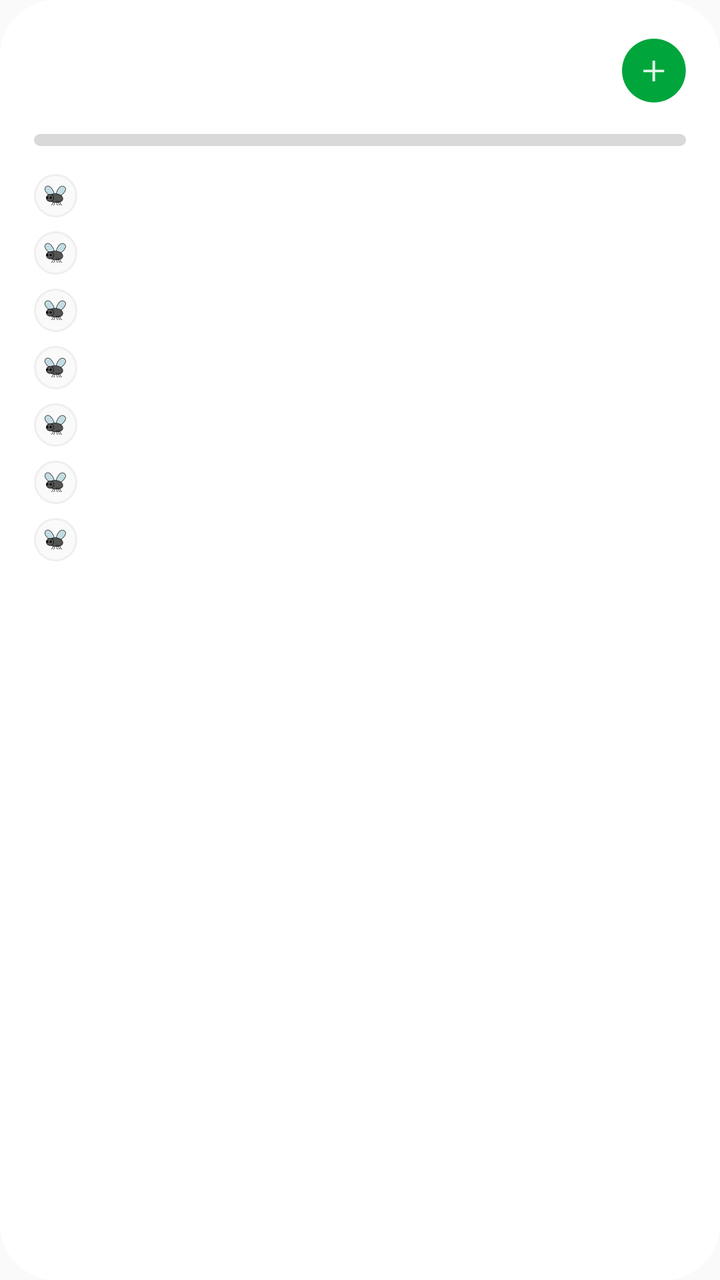
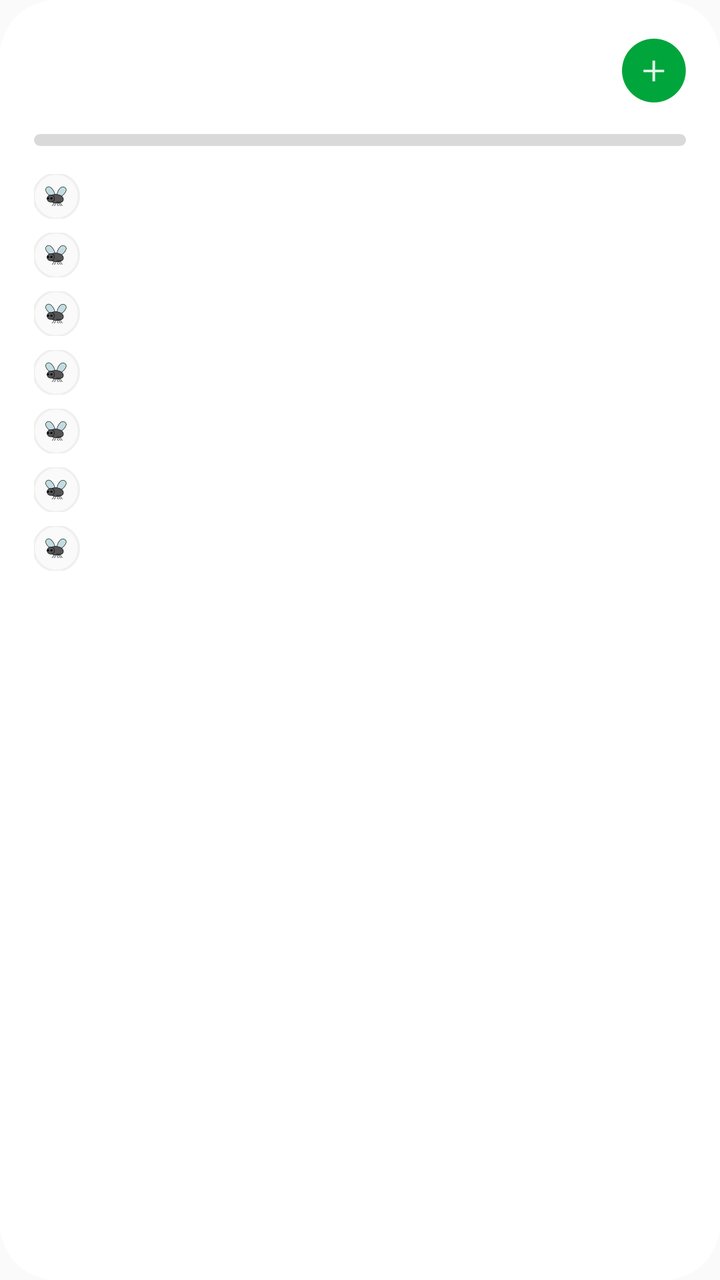

The first picture is an Android layout as it rendered before a commit; the second is the same layout after the commit. The layout source and the unified diff follow.
<!-- AndroidManifest.xml: application theme AppTheme -->
<!-- res/layout/frog_widget_large.xml -->
<?xml version="1.0" encoding="utf-8"?>
<FrameLayout xmlns:android="http://schemas.android.com/apk/res/android"
    android:id="@+id/widget_root"
    android:layout_width="match_parent"
    android:layout_height="match_parent">

    <View
        android:id="@android:id/background"
        android:layout_width="match_parent"
        android:layout_height="match_parent"
        android:background="@drawable/widget_bg" />

    <ImageView
        android:id="@+id/widget_art"
        android:layout_width="169dp"
        android:layout_height="122dp"
        android:layout_gravity="bottom|end"
        android:adjustViewBounds="true"
        android:importantForAccessibility="no"
        android:scaleType="fitCenter" />

    <LinearLayout
        android:layout_width="match_parent"
        android:layout_height="match_parent"
        android:orientation="vertical"
        android:paddingLeft="17dp"
        android:paddingRight="17dp"
        android:paddingTop="18dp"
        android:paddingBottom="18dp">

        <LinearLayout
            android:layout_width="match_parent"
            android:layout_height="wrap_content"
            android:gravity="center_vertical"
            android:orientation="horizontal">

            <TextView
                android:id="@+id/widget_count"
                android:layout_width="0dp"
                android:layout_height="wrap_content"
                android:layout_weight="1"
                android:ellipsize="end"
                android:includeFontPadding="false"
                android:maxLines="1"
                android:textColor="@color/widget_heading"
                android:textSize="30sp"
                android:textStyle="bold" />

            <ImageView
                android:id="@+id/widget_add"
                android:layout_width="31.9dp"
                android:layout_height="31.9dp"
                android:contentDescription="@string/widget_add"
                android:src="@drawable/widget_plus" />
        </LinearLayout>

        <LinearLayout
            android:layout_width="match_parent"
            android:layout_height="wrap_content"
            android:layout_marginTop="14dp"
            android:orientation="vertical">

            <ProgressBar
                android:id="@+id/widget_progress"
                style="?android:attr/progressBarStyleHorizontal"
                android:layout_width="match_parent"
                android:layout_height="6dp"
                android:max="100"
                android:progressDrawable="@drawable/widget_progress" />
        </LinearLayout>

        <LinearLayout
            android:layout_width="match_parent"
            android:layout_height="0dp"
            android:layout_marginTop="14dp"
            android:layout_weight="1"
            android:orientation="vertical">

            <TextView
                android:id="@+id/widget_empty"
                android:layout_width="match_parent"
                android:layout_height="wrap_content"
                android:layout_marginTop="4dp"
                android:text="@string/widget_empty"
                android:textColor="@color/widget_text_muted"
                android:textSize="13sp"
                android:visibility="gone" />
        <LinearLayout
            android:id="@+id/widget_row_0"
            android:layout_width="match_parent"
            android:layout_height="wrap_content"
            android:gravity="center_vertical"
            android:orientation="horizontal">

            <ImageView
                android:id="@+id/widget_check_0"
                android:layout_width="21.5dp"
                android:layout_height="21.5dp"
                android:layout_marginEnd="10dp"
                android:importantForAccessibility="no"
                android:src="@drawable/widget_check_off" />

            <TextView
                android:id="@+id/widget_text_0"
                android:layout_width="match_parent"
                android:layout_height="wrap_content"
                android:ellipsize="end"
                android:maxLines="1"
                android:textColor="@color/widget_text"
                android:textSize="13sp" />
        </LinearLayout>
        <LinearLayout
            android:id="@+id/widget_row_1"
            android:layout_width="match_parent"
            android:layout_height="wrap_content"
            android:layout_marginTop="7dp"
            android:gravity="center_vertical"
            android:orientation="horizontal">

            <ImageView
                android:id="@+id/widget_check_1"
                android:layout_width="21.5dp"
                android:layout_height="21.5dp"
                android:layout_marginEnd="10dp"
                android:importantForAccessibility="no"
                android:src="@drawable/widget_check_off" />

            <TextView
                android:id="@+id/widget_text_1"
                android:layout_width="match_parent"
                android:layout_height="wrap_content"
                android:ellipsize="end"
                android:maxLines="1"
                android:textColor="@color/widget_text"
                android:textSize="13sp" />
        </LinearLayout>
        <LinearLayout
            android:id="@+id/widget_row_2"
            android:layout_width="match_parent"
            android:layout_height="wrap_content"
            android:layout_marginTop="7dp"
            android:gravity="center_vertical"
            android:orientation="horizontal">

            <ImageView
                android:id="@+id/widget_check_2"
                android:layout_width="21.5dp"
                android:layout_height="21.5dp"
                android:layout_marginEnd="10dp"
                android:importantForAccessibility="no"
                android:src="@drawable/widget_check_off" />

            <TextView
                android:id="@+id/widget_text_2"
                android:layout_width="match_parent"
                android:layout_height="wrap_content"
                android:ellipsize="end"
                android:maxLines="1"
                android:textColor="@color/widget_text"
                android:textSize="13sp" />
        </LinearLayout>
        <LinearLayout
            android:id="@+id/widget_row_3"
            android:layout_width="match_parent"
            android:layout_height="wrap_content"
            android:layout_marginTop="7dp"
            android:gravity="center_vertical"
            android:orientation="horizontal">

            <ImageView
                android:id="@+id/widget_check_3"
                android:layout_width="21.5dp"
                android:layout_height="21.5dp"
                android:layout_marginEnd="10dp"
                android:importantForAccessibility="no"
                android:src="@drawable/widget_check_off" />

            <TextView
                android:id="@+id/widget_text_3"
                android:layout_width="match_parent"
                android:layout_height="wrap_content"
                android:ellipsize="end"
                android:maxLines="1"
                android:textColor="@color/widget_text"
                android:textSize="13sp" />
        </LinearLayout>
        <LinearLayout
            android:id="@+id/widget_row_4"
            android:layout_width="match_parent"
            android:layout_height="wrap_content"
            android:layout_marginTop="7dp"
            android:gravity="center_vertical"
            android:orientation="horizontal">

            <ImageView
                android:id="@+id/widget_check_4"
                android:layout_width="21.5dp"
                android:layout_height="21.5dp"
                android:layout_marginEnd="10dp"
                android:importantForAccessibility="no"
                android:src="@drawable/widget_check_off" />

            <TextView
                android:id="@+id/widget_text_4"
                android:layout_width="match_parent"
                android:layout_height="wrap_content"
                android:ellipsize="end"
                android:maxLines="1"
                android:textColor="@color/widget_text"
                android:textSize="13sp" />
        </LinearLayout>
        <LinearLayout
            android:id="@+id/widget_row_5"
            android:layout_width="match_parent"
            android:layout_height="wrap_content"
            android:layout_marginTop="7dp"
            android:gravity="center_vertical"
            android:orientation="horizontal">

            <ImageView
                android:id="@+id/widget_check_5"
                android:layout_width="21.5dp"
                android:layout_height="21.5dp"
                android:layout_marginEnd="10dp"
                android:importantForAccessibility="no"
                android:src="@drawable/widget_check_off" />

            <TextView
                android:id="@+id/widget_text_5"
                android:layout_width="match_parent"
                android:layout_height="wrap_content"
                android:ellipsize="end"
                android:maxLines="1"
                android:textColor="@color/widget_text"
                android:textSize="13sp" />
        </LinearLayout>
        <LinearLayout
            android:id="@+id/widget_row_6"
            android:layout_width="match_parent"
            android:layout_height="wrap_content"
            android:layout_marginTop="7dp"
            android:gravity="center_vertical"
            android:orientation="horizontal">

            <ImageView
                android:id="@+id/widget_check_6"
                android:layout_width="21.5dp"
                android:layout_height="21.5dp"
                android:layout_marginEnd="10dp"
                android:importantForAccessibility="no"
                android:src="@drawable/widget_check_off" />

            <TextView
                android:id="@+id/widget_text_6"
                android:layout_width="match_parent"
                android:layout_height="wrap_content"
                android:ellipsize="end"
                android:maxLines="1"
                android:textColor="@color/widget_text"
                android:textSize="13sp" />
        </LinearLayout>
        </LinearLayout>

        <LinearLayout
            android:layout_width="wrap_content"
            android:layout_height="wrap_content"
            android:layout_marginTop="14dp"
            android:orientation="vertical">

            <TextView
                android:id="@+id/widget_word_term"
                android:layout_width="wrap_content"
                android:layout_height="wrap_content"
                android:includeFontPadding="false"
                android:maxLines="1"
                android:textColor="@color/widget_heading"
                android:textSize="13sp"
                android:textStyle="bold" />

            <TextView
                android:id="@+id/widget_word_meaning"
                android:layout_width="wrap_content"
                android:layout_height="wrap_content"
                android:includeFontPadding="false"
                android:maxLines="1"
                android:textColor="@color/widget_heading"
                android:textSize="10sp" />
        </LinearLayout>
    </LinearLayout>
</FrameLayout>
<!-- resources referenced by this layout -->
<resources>
  <color name="widget_heading">#000000</color>
  <color name="widget_text">#0A0A0A</color>
  <color name="widget_text_muted">#7A7A7A</color>
  <!-- drawable widget_bg (drawable) -->
  <?xml version="1.0" encoding="utf-8"?>
  <shape xmlns:android="http://schemas.android.com/apk/res/android"
      android:shape="rectangle">
      <solid android:color="@color/widget_card" />
      <corners android:radius="@dimen/widget_corner_radius" />
  </shape>
  <!-- drawable widget_check_off: png bitmap (drawable-hdpi, 1204 bytes) -->
  <!-- drawable widget_plus: png bitmap (drawable-hdpi, 914 bytes) -->
  <!-- drawable widget_progress (drawable) -->
  <?xml version="1.0" encoding="utf-8"?>
  <layer-list xmlns:android="http://schemas.android.com/apk/res/android">
      <item android:id="@android:id/background">
          <shape android:shape="rectangle">
              <solid android:color="@color/widget_track" />
              <corners android:radius="3dp" />
          </shape>
      </item>
      <item android:id="@android:id/progress">
          <clip>
              <shape android:shape="rectangle">
                  <solid android:color="@color/widget_fill" />
                  <corners android:radius="3dp" />
              </shape>
          </clip>
      </item>
  </layer-list>
  <string name="widget_add">Add a task</string>
  <string name="widget_empty">Nothing yet. Feed the frog a task.</string>
  <style name="AppTheme" parent="Theme.AppCompat.Light.DarkActionBar">
          
          <item name="colorPrimary">@color/colorPrimary</item>
          <item name="colorPrimaryDark">@color/colorPrimaryDark</item>
          <item name="colorAccent">@color/colorAccent</item>
      </style>
  <color name="widget_card">#FFFFFF</color>
  <dimen name="widget_corner_radius">16dp</dimen>
  <color name="widget_track">#D9D9D9</color>
  <color name="widget_fill">#96D367</color>
</resources>

<!-- the commit's change to res/layout/frog_widget_large.xml (unified diff, before → after) -->
@@ -94,9 +94,12 @@
 
             <ImageView
                 android:id="@+id/widget_check_0"
-                android:layout_width="21.5dp"
-                android:layout_height="21.5dp"
-                android:layout_marginEnd="10dp"
+                android:layout_width="23.74dp"
+                android:layout_height="23.74dp"
+                android:layout_marginStart="-1.12dp"
+                android:layout_marginTop="-1.12dp"
+                android:layout_marginEnd="8.88dp"
+                android:layout_marginBottom="-1.12dp"
                 android:importantForAccessibility="no"
                 android:src="@drawable/widget_check_off" />
 
@@ -119,9 +122,12 @@
 
             <ImageView
                 android:id="@+id/widget_check_1"
-                android:layout_width="21.5dp"
-                android:layout_height="21.5dp"
-                android:layout_marginEnd="10dp"
+                android:layout_width="23.74dp"
+                android:layout_height="23.74dp"
+                android:layout_marginStart="-1.12dp"
+                android:layout_marginTop="-1.12dp"
+                android:layout_marginEnd="8.88dp"
+                android:layout_marginBottom="-1.12dp"
                 android:importantForAccessibility="no"
                 android:src="@drawable/widget_check_off" />
 
@@ -144,9 +150,12 @@
 
             <ImageView
                 android:id="@+id/widget_check_2"
-                android:layout_width="21.5dp"
-                android:layout_height="21.5dp"
-                android:layout_marginEnd="10dp"
+                android:layout_width="23.74dp"
+                android:layout_height="23.74dp"
+                android:layout_marginStart="-1.12dp"
+                android:layout_marginTop="-1.12dp"
+                android:layout_marginEnd="8.88dp"
+                android:layout_marginBottom="-1.12dp"
                 android:importantForAccessibility="no"
                 android:src="@drawable/widget_check_off" />
 
@@ -169,9 +178,12 @@
 
             <ImageView
                 android:id="@+id/widget_check_3"
-                android:layout_width="21.5dp"
-                android:layout_height="21.5dp"
-                android:layout_marginEnd="10dp"
+                android:layout_width="23.74dp"
+                android:layout_height="23.74dp"
+                android:layout_marginStart="-1.12dp"
+                android:layout_marginTop="-1.12dp"
+                android:layout_marginEnd="8.88dp"
+                android:layout_marginBottom="-1.12dp"
                 android:importantForAccessibility="no"
                 android:src="@drawable/widget_check_off" />
 
@@ -194,9 +206,12 @@
 
             <ImageView
                 android:id="@+id/widget_check_4"
-                android:layout_width="21.5dp"
-                android:layout_height="21.5dp"
-                android:layout_marginEnd="10dp"
+                android:layout_width="23.74dp"
+                android:layout_height="23.74dp"
+                android:layout_marginStart="-1.12dp"
+                android:layout_marginTop="-1.12dp"
+                android:layout_marginEnd="8.88dp"
+                android:layout_marginBottom="-1.12dp"
                 android:importantForAccessibility="no"
                 android:src="@drawable/widget_check_off" />
 
@@ -219,9 +234,12 @@
 
             <ImageView
                 android:id="@+id/widget_check_5"
-                android:layout_width="21.5dp"
-                android:layout_height="21.5dp"
-                android:layout_marginEnd="10dp"
+                android:layout_width="23.74dp"
+                android:layout_height="23.74dp"
+                android:layout_marginStart="-1.12dp"
+                android:layout_marginTop="-1.12dp"
+                android:layout_marginEnd="8.88dp"
+                android:layout_marginBottom="-1.12dp"
                 android:importantForAccessibility="no"
                 android:src="@drawable/widget_check_off" />
 
@@ -244,9 +262,12 @@
 
             <ImageView
                 android:id="@+id/widget_check_6"
-                android:layout_width="21.5dp"
-                android:layout_height="21.5dp"
-                android:layout_marginEnd="10dp"
+                android:layout_width="23.74dp"
+                android:layout_height="23.74dp"
+                android:layout_marginStart="-1.12dp"
+                android:layout_marginTop="-1.12dp"
+                android:layout_marginEnd="8.88dp"
+                android:layout_marginBottom="-1.12dp"
                 android:importantForAccessibility="no"
                 android:src="@drawable/widget_check_off" />
 
<!-- resource entries referenced after the edit -->
@@ -10,7 +10,7 @@
       <solid android:color="@color/widget_card" />
       <corners android:radius="@dimen/widget_corner_radius" />
   </shape>
-  <!-- drawable widget_check_off: png bitmap (drawable-hdpi, 1204 bytes) -->
+  <!-- drawable widget_check_off: png bitmap (drawable-hdpi, 1257 bytes) -->
   <!-- drawable widget_plus: png bitmap (drawable-hdpi, 914 bytes) -->
   <!-- drawable widget_progress (drawable) -->
   <?xml version="1.0" encoding="utf-8"?>
